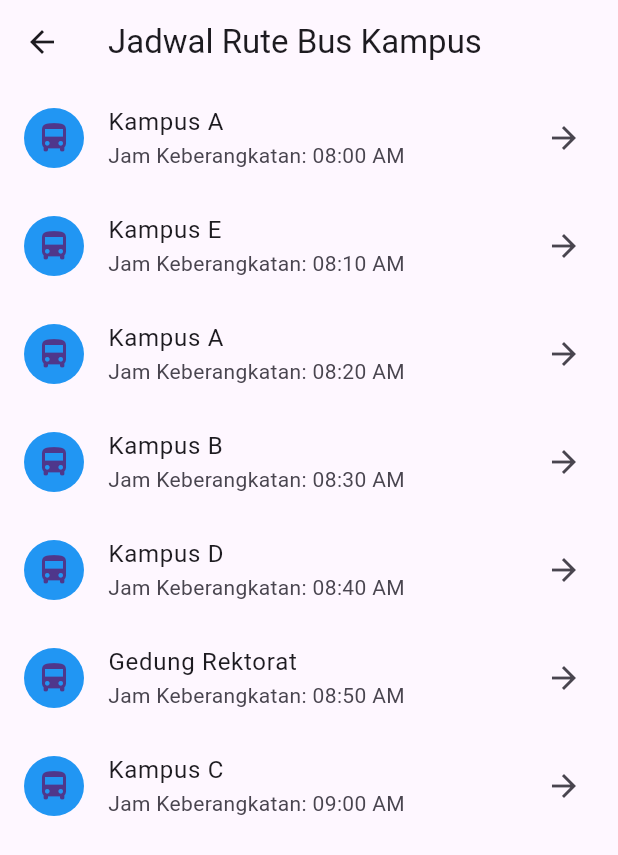
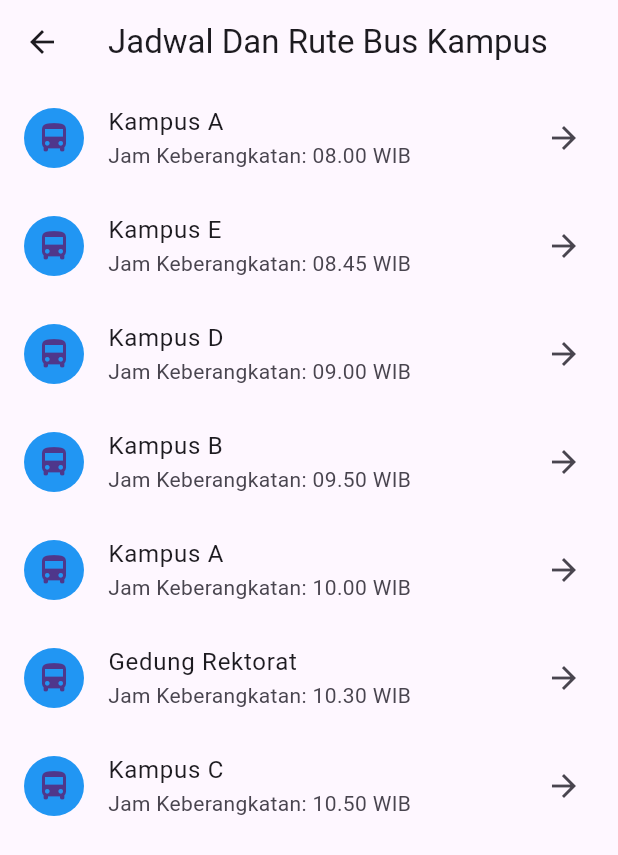
Before and after one commit to otto12os/ProjectUTS, a Flutter app: the RoutePage screen opened directly, on a phone screen of 412 x 824 dp. Shown: the top 855 px of the screen. Run offline on Flutter 3.47's test engine with Material 3 defaults, Android fonts, the phone set to English and light mode, and no system bars; our stand-ins replace google_fonts.

Commit message:
update jadwal

```diff
--- a/lib/screens/home_screen.dart
+++ b/lib/screens/home_screen.dart
@@ -292,7 +292,7 @@ class FaqPage extends StatelessWidget {
   Widget build(BuildContext context) {
     return Scaffold(
       appBar: AppBar(title: Text('FAQ')),
-      body: Center(child: Text('Content for FAQ')),
+      body: Center(child: Text('INI KONTEN FAQ')),
     );
   }
 }
@@ -302,7 +302,7 @@ class FeedbackPage extends StatelessWidget {
   Widget build(BuildContext context) {
     return Scaffold(
       appBar: AppBar(title: Text('Kritik & Saran')),
-      body: Center(child: Text('Content for Kritik & Saran')),
+      body: Center(child: Text('INI KONTEN KRITIK DAN SARAN')),
     );
   }
 }
@@ -312,7 +312,7 @@ class CallCenterPage extends StatelessWidget {
   Widget build(BuildContext context) {
     return Scaffold(
       appBar: AppBar(title: Text('Call Center')),
-      body: Center(child: Text('Content for Call Center')),
+      body: Center(child: Text('INI KONTEN CALL CENTER')),
     );
   }
 }
--- a/lib/screens/route_page.dart
+++ b/lib/screens/route_page.dart
@@ -7,20 +7,20 @@ class RoutePage extends StatefulWidget {
 
 class _RoutePageState extends State<RoutePage> {
   List<Map<String, String>> busStops = [
-    {"name": "Kampus A", "time": "08:00 AM"},
-    {"name": "Kampus E", "time": "08:10 AM"},
-    {"name": "Kampus A", "time": "08:20 AM"},
-    {"name": "Kampus B", "time": "08:30 AM"},
-    {"name": "Kampus D", "time": "08:40 AM"},
-    {"name": "Gedung Rektorat", "time": "08:50 AM"},
-    {"name": "Kampus C", "time": "09:00 AM"}
+    {"name": "Kampus A", "time": "08.00 WIB"},
+    {"name": "Kampus E", "time": "08.45 WIB"},
+    {"name": "Kampus D", "time": "09.00 WIB"},
+    {"name": "Kampus B", "time": "09.50 WIB"},
+    {"name": "Kampus A", "time": "10.00 WIB"},
+    {"name": "Gedung Rektorat", "time": "10.30 WIB"},
+    {"name": "Kampus C", "time": "10.50 WIB"}
   ];
 
   @override
   Widget build(BuildContext context) {
     return Scaffold(
       appBar: AppBar(
-        title: Text('Jadwal Rute Bus Kampus'),
+        title: Text('Jadwal Dan Rute Bus Kampus'),
       ),
       body: ListView.builder(
         itemCount: busStops.length,
@@ -33,9 +33,7 @@ class _RoutePageState extends State<RoutePage> {
               child: Icon(Icons.directions_bus),
             ),
             trailing: Icon(Icons.arrow_forward),
-            onTap: () {
-              // Tambahkan aksi ketika item di-tap di sini
-            },
+            onTap: () {},
           );
         },
       ),
```
